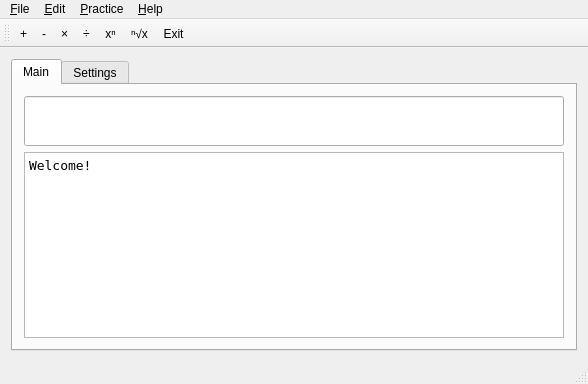
Above: mainwindow.ui from RealGrep/QMentat before the change. Below: the same form after it.
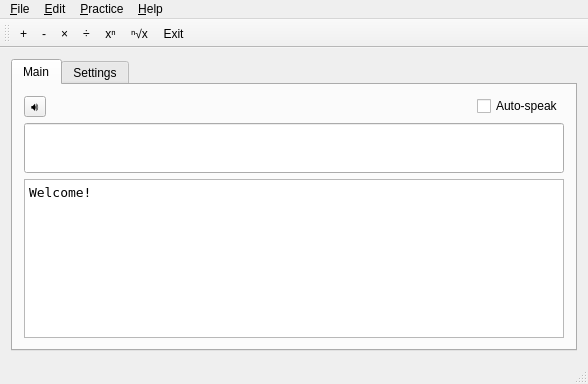
That is the form after the change. Icons and pictures are not drawn.

Commit message: Add speech output

What changed in the file:
```diff
--- a/mainwindow.ui
+++ b/mainwindow.ui
@@ -37,6 +37,43 @@
           <item>
            <layout class="QVBoxLayout" name="displayPane"/>
           </item>
+          <item>
+           <layout class="QHBoxLayout" name="speechControlsLayout">
+            <item>
+             <widget class="QToolButton" name="speakButton">
+              <property name="toolTip">
+               <string>Speak the question aloud</string>
+              </property>
+              <property name="text">
+               <string>🔊</string>
+              </property>
+             </widget>
+            </item>
+            <item>
+             <spacer name="speechSpacer">
+              <property name="orientation">
+               <enum>Qt::Horizontal</enum>
+              </property>
+              <property name="sizeHint" stdset="0">
+               <size>
+                <width>40</width>
+                <height>20</height>
+               </size>
+              </property>
+             </spacer>
+            </item>
+            <item>
+             <widget class="QCheckBox" name="autoSpeakCheckBox">
+              <property name="text">
+               <string>Auto-speak</string>
+              </property>
+              <property name="toolTip">
+               <string>Speak each new question automatically</string>
+              </property>
+             </widget>
+            </item>
+           </layout>
+          </item>
           <item>
            <widget class="QLineEdit" name="lineEdit">
             <property name="font">
```
The commit also changes 9 other files.
